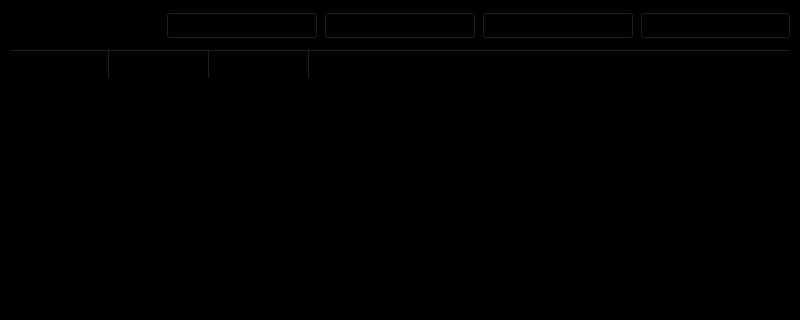
The window that buy_page.ui (acmpesuecc/GrowPal) describes before a commit, drawn with Qt 5; both pictures show x 0 to 800 and y 0 to 320 of the 800 by 600 pixel window.
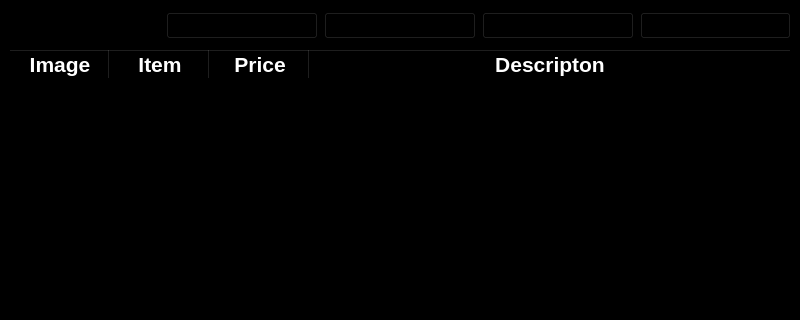
The same window after the commit. Icons and pictures are not drawn.

Commit message: test on font colors

Patch:
```diff
--- a/buy_page.ui
+++ b/buy_page.ui
@@ -126,7 +126,7 @@
       </property>
       <property name="styleSheet">
        <string notr="true">background-color: black;
-font-color: white; 
+color: white; 
 </string>
       </property>
       <property name="sizeAdjustPolicy">
```
The commit also changes 2 other files.
